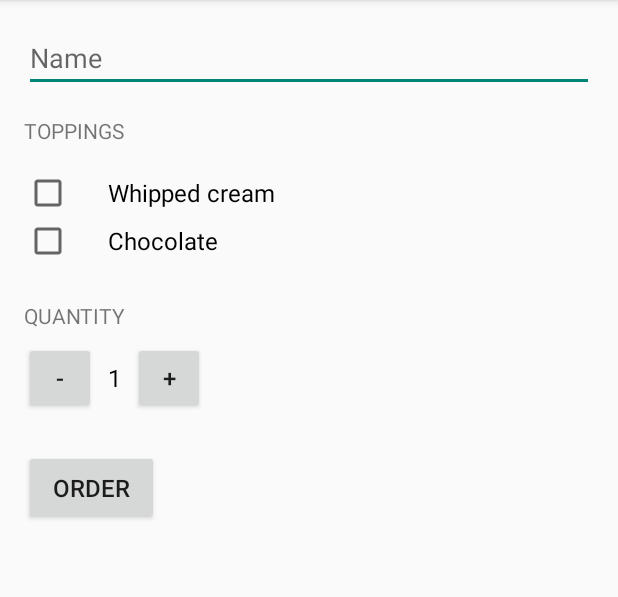
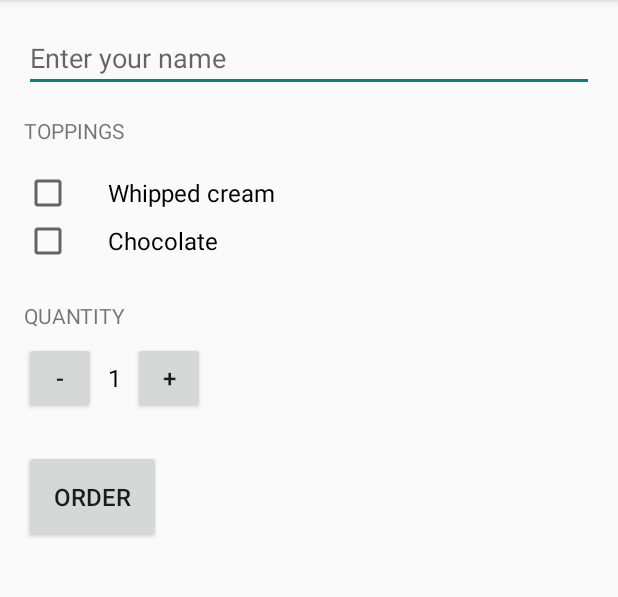
Before and after one commit to guzike/JustJava, an Android app: the screen it shows after launch (MainActivity), after a tap on "ORDER", on a phone screen of 412 x 824 dp, the part 84-681 px from its top. Run offline under Robolectric (Android 15) with nearby library versions, the phone set to English and light mode, and no system bars.

Commit message:
add translation uk

```diff
--- a/app/src/main/java/com/example/android/justjava/MainActivity.java
+++ b/app/src/main/java/com/example/android/justjava/MainActivity.java
@@ -19,24 +19,18 @@ import java.text.NumberFormat;
 public class MainActivity extends AppCompatActivity {
 
     int numberOfCoffees = 1;
-
     boolean hasWhippedCream = false;
     boolean hasChocolate = false;
-
     String name = "";
-
-
 
     @Override
     protected void onCreate(Bundle savedInstanceState) {
         super.onCreate(savedInstanceState);
         setContentView(R.layout.activity_main);
         TextView numberOfCoffeesText = (TextView) findViewById(R.id.quantity_text_view);
-        numberOfCoffeesText.setText(numberOfCoffees+"");
+        numberOfCoffeesText.setText(numberOfCoffees + "");
 
     }
-
-
 
     /**
      * This method is called when the order button is clicked.w
@@ -59,14 +53,14 @@ public class MainActivity extends AppCompatActivity {
         Intent sendIntent = new Intent();
         sendIntent.setAction(Intent.ACTION_SENDTO);
         sendIntent.setData(Uri.parse("mailto:"));
-        sendIntent.putExtra(Intent.EXTRA_SUBJECT, "JustJava order for " + name);
+        sendIntent.putExtra(Intent.EXTRA_SUBJECT, getString(R.string.subject) + name);
         sendIntent.putExtra(Intent.EXTRA_TEXT, createOrderSummary(price, hasWhippedCream, hasChocolate, name));
 
         // Verify that the intent will resolve to an activity
         if (sendIntent.resolveActivity(getPackageManager()) != null) {
             startActivity(sendIntent);
         } else {
-            Toast toast = Toast.makeText(this, "no app", Toast.LENGTH_SHORT);
+            Toast toast = Toast.makeText(this, getString(R.string.no_app), Toast.LENGTH_SHORT);
             toast.show();
         }
     }
@@ -76,10 +70,10 @@ public class MainActivity extends AppCompatActivity {
      */
     public void increment(View view) {
         numberOfCoffees = numberOfCoffees + 1;
-        if(numberOfCoffees>100){
+        if (numberOfCoffees > 100) {
             numberOfCoffees = 100;
 
-            Toast toast = Toast.makeText(this, "You cannot have more than 100 coffees", Toast.LENGTH_SHORT);
+            Toast toast = Toast.makeText(this, getString(R.string.coffees100), Toast.LENGTH_SHORT);
             toast.show();
         }
         display(numberOfCoffees);
@@ -90,10 +84,10 @@ public class MainActivity extends AppCompatActivity {
      */
     public void decrement(View view) {
         numberOfCoffees = numberOfCoffees - 1;
-        if(numberOfCoffees<1){
+        if (numberOfCoffees < 1) {
             numberOfCoffees = 1;
 
-            Toast toast = Toast.makeText(this, "You cannot have less than 1 coffee", Toast.LENGTH_SHORT);
+            Toast toast = Toast.makeText(this, getString(R.string.coffee1), Toast.LENGTH_SHORT);
             toast.show();
         }
         display(numberOfCoffees);
@@ -108,26 +102,26 @@ public class MainActivity extends AppCompatActivity {
         quantityTextView.setText("" + number);
     }
 
-    private int calculatePrice(){
+    private int calculatePrice() {
 
-        int totalPrice = numberOfCoffees*5;
+        int totalPrice = numberOfCoffees * 5;
 
-        if(hasWhippedCream){
+        if (hasWhippedCream) {
             totalPrice += numberOfCoffees;
         }
 
-        if(hasChocolate){
-            totalPrice += numberOfCoffees*2;
+        if (hasChocolate) {
+            totalPrice += numberOfCoffees * 2;
         }
         return totalPrice;
     }
 
-    private String createOrderSummary(int price, boolean hasWhippedCream, boolean hasChocolate, String name){
-        return "Name: " + name +
-                "\nAdd whipped cream? " + hasWhippedCream +
-                "\nAdd chocolate? " + hasChocolate +
-                "\nQuantity: " + numberOfCoffees +
-                "\nTotal: " + NumberFormat.getCurrencyInstance().format(price) +
-                "\nThank you!";
+    private String createOrderSummary(int price, boolean hasWhippedCream, boolean hasChocolate, String name) {
+        return getString(R.string.name) + name +
+                getString(R.string.add_cream) + hasWhippedCream +
+                getString(R.string.add_chocolate) + hasChocolate +
+                getString(R.string.quantity) + numberOfCoffees +
+                getString(R.string.total) + NumberFormat.getCurrencyInstance().format(price) +
+                getString(R.string.thank_you);
     }
 }
--- a/app/src/main/res/layout/activity_main.xml
+++ b/app/src/main/res/layout/activity_main.xml
@@ -17,14 +17,15 @@
             android:id="@+id/name_view"
             android:layout_width="match_parent"
             android:layout_height="wrap_content"
-            android:hint="Name"
-            android:inputType="textCapWords"
-            android:layout_marginBottom="16dp"/>
+            android:layout_marginBottom="16dp"
+            android:hint="@string/name_hint"
+            android:inputType="textCapWords" />
 
         <TextView
             android:layout_width="wrap_content"
             android:layout_height="wrap_content"
-            android:text="TOPPINGS" />
+            android:text="@string/toppings"
+            android:textAllCaps="true" />
 
 
         <CheckBox
@@ -33,7 +34,7 @@
             android:layout_height="wrap_content"
             android:layout_marginTop="16dp"
             android:paddingLeft="24dp"
-            android:text="Whipped cream"
+            android:text="@string/cream"
             android:textSize="16sp" />
 
         <CheckBox
@@ -42,7 +43,7 @@
             android:layout_height="wrap_content"
             android:layout_marginBottom="24dp"
             android:paddingLeft="24dp"
-            android:text="Chocolate"
+            android:text="@string/chocolate"
             android:textSize="16sp" />
 
 
@@ -50,7 +51,7 @@
             android:layout_width="wrap_content"
             android:layout_height="wrap_content"
             android:layout_marginBottom="8dp"
-            android:text="Quantity"
+            android:text="@string/quantity_cap"
             android:textAllCaps="true" />
 
         <LinearLayout
@@ -85,11 +86,12 @@
         </LinearLayout>
 
         <Button
-            android:layout_width="90dp"
-            android:layout_height="50dp"
+            android:layout_width="wrap_content"
+            android:layout_height="wrap_content"
             android:layout_marginTop="24dp"
             android:onClick="submitOrder"
-            android:text="Order"
+            android:padding="20dp"
+            android:text="@string/sb_order"
             android:textAllCaps="true"
             android:textSize="16sp" />
 
--- a/app/src/main/res/values/strings.xml
+++ b/app/src/main/res/values/strings.xml
@@ -1,6 +1,20 @@
 <resources>
-    <string name="app_name">Just Java</string>
-
-    <string name="hello_world">Hello world!</string>
-    <string name="action_settings">Settings</string>
+    <string name="app_name">"Just Java"</string>
+    <string name="action_settings">"Settings"</string>
+    <string name="subject">"JustJava order for "</string>
+    <string name="coffees100">"You cannot have more than 100 coffees"</string>
+    <string name="coffee1">"You cannot have less than 1 coffee"</string>
+    <string name="name">"Name: "</string>
+    <string name="name_hint">"Enter your name"</string>
+    <string name="add_cream">"\nAdd whipped cream? "</string>
+    <string name="add_chocolate">"\nAdd chocolate? "</string>
+    <string name="quantity">"\nQuantity: "</string>
+    <string name="total">"\nTotal: "</string>
+    <string name="thank_you">"\nThank you!"</string>
+    <string name="no_app">"No App"</string>
+    <string name="toppings">"Toppings"</string>
+    <string name="cream">"Whipped cream"</string>
+    <string name="chocolate">"Chocolate"</string>
+    <string name="quantity_cap">"Quantity"</string>
+    <string name="sb_order">"Order"</string>
 </resources>
```
Also changed, not shown: 1 other file.
